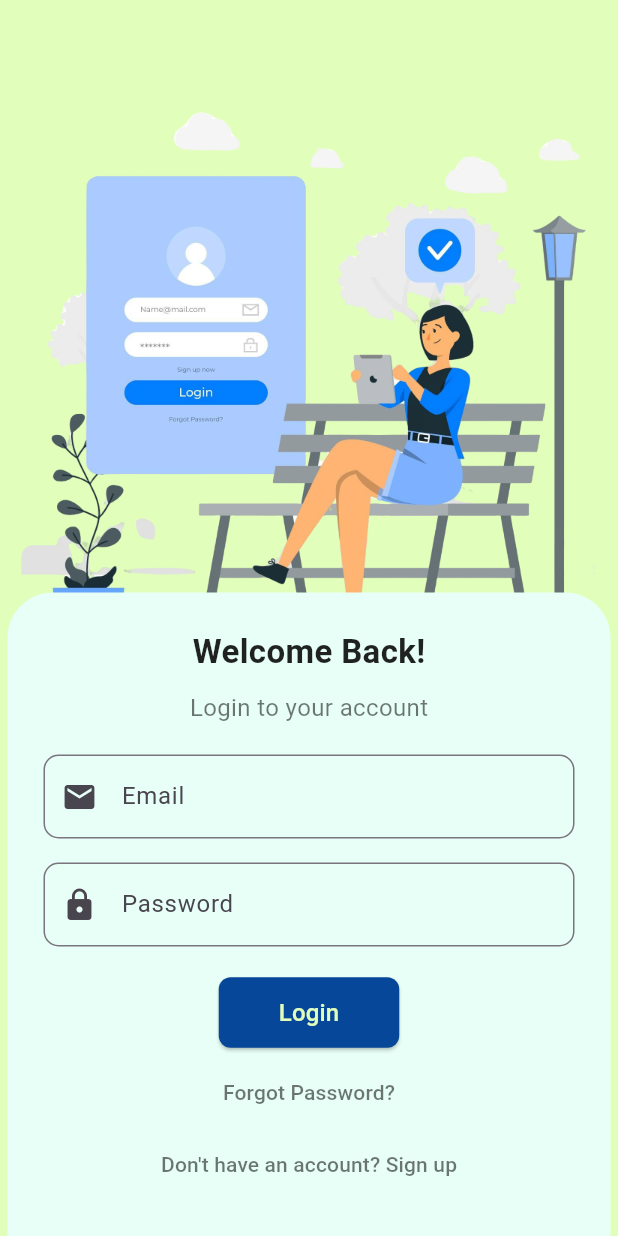
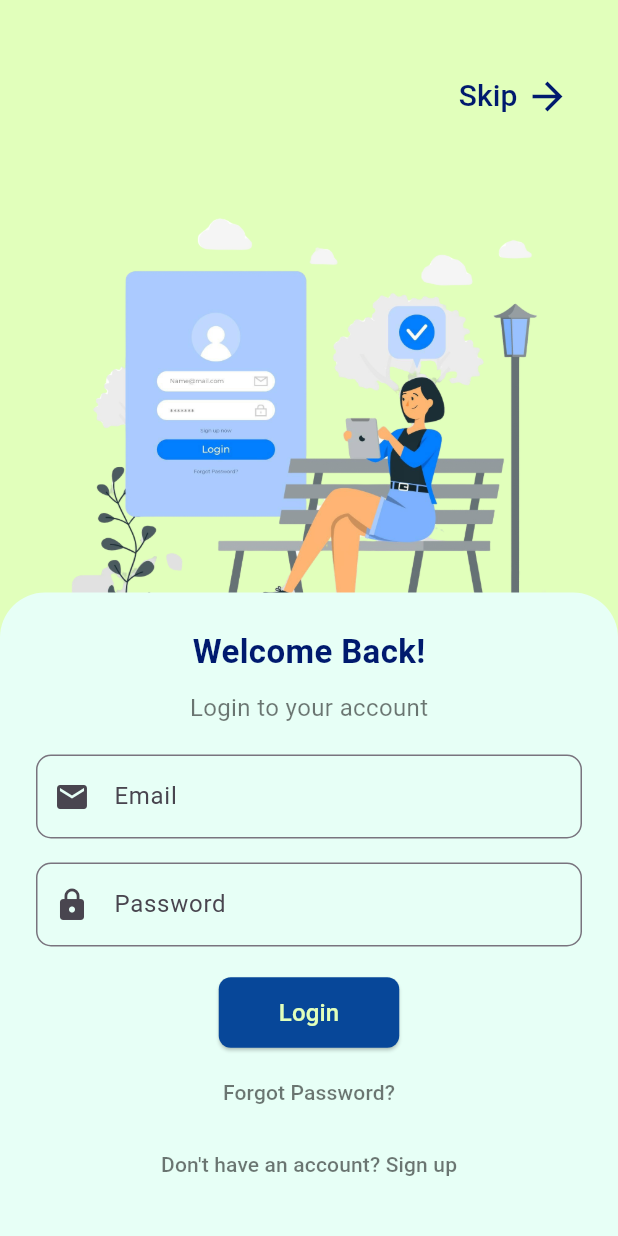
Before and after one commit to Pranavlovescode/DailyHunt-clone, a Flutter app: the Login screen opened directly, on a phone screen of 412 x 824 dp. Run offline on Flutter 3.47's test engine with Material 3 defaults, Android fonts, the phone set to English and light mode, and no system bars; our stand-ins replace permission_handler.

Commit message:
enhanced login page

```diff
--- /dev/null
+++ b/lib/home.dart
@@ -0,0 +1,10 @@
+import 'package:flutter/material.dart';
+
+class Home extends StatelessWidget {
+  const Home({super.key});
+
+  @override
+  Widget build(BuildContext context) {
+    return const Placeholder();
+  }
+}
--- a/lib/login.dart
+++ b/lib/login.dart
@@ -1,4 +1,5 @@
 import 'package:flutter/material.dart';
+import 'home.dart';
 
 class Login extends StatefulWidget {
   const Login({super.key});
@@ -10,61 +11,64 @@ class Login extends StatefulWidget {
 class _LoginState extends State<Login> {
   final TextEditingController emailController = TextEditingController();
   final TextEditingController passwordController = TextEditingController();
+
   @override
   Widget build(BuildContext context) {
     return Scaffold(
       body: Stack(
         children: [
           // Background Image
-          // Positioned.fill(
-          //   child: Image.asset(
-          //     "assets/background.png", // Make sure you have this image in assets folder
-          //     fit: BoxFit.fill,
-          //   ),
-          // ),
-          // Container(
-          //   decoration: BoxDecoration(
-          //     image: DecorationImage(
-          //       image: AssetImage("assets/background.png"),
-          //       fit: BoxFit.scaleDown,
-          //     ),
-          //   ),
-          // ),
           Align(
             alignment: Alignment.topCenter,
             child: Container(
-              height: 500, // Adjust the height as needed
+              height: 580, // Adjust the height as needed
               decoration: BoxDecoration(
                 image: DecorationImage(
                   image: AssetImage("assets/background.png"),
-                  fit: BoxFit.cover,
+                  fit: BoxFit.scaleDown,
                 ),
               ),
             ),
           ),
 
-          // Login Card at the bottom
+          // Skip Button
+          Positioned(
+            top: 40,
+            right: 20,
+            child: TextButton(
+              onPressed: () {
+                debugPrint("Skipped");
+                Navigator.push(context, MaterialPageRoute(builder: (context) {
+                  return const Home();
+                }));
+              },
+              child: Row(
+                mainAxisSize: MainAxisSize.min,
+                children: const [
+                  Text(
+                    "Skip",
+                    style: TextStyle(fontSize: 20, color: Color(0xFF001A6E)),
+                  ),
+                  SizedBox(width: 5),
+                  Icon(Icons.arrow_forward, size: 30, color: Color(0xFF001A6E)),
+                ],
+              ),
+            ),
+          ),
+
+          // Login Card
           Align(
             alignment: Alignment.bottomCenter,
-            child: Padding(
-              padding: const EdgeInsets.only(bottom: 0, left: 5, right: 5),
             child: Container(
-                decoration: BoxDecoration(
-                  color: const Color.fromARGB(255, 231, 255, 246), // Light Teal Card
-                  // color: Colors.white,
+              width: double.infinity,
+              padding: const EdgeInsets.all(24),
+              decoration: const BoxDecoration(
+                color: Color.fromARGB(255, 231, 255, 246), // Light Teal Card
                 borderRadius: BorderRadius.only(
                   topLeft: Radius.circular(30),
                   topRight: Radius.circular(30),
                 ),
-                  // boxShadow: [
-                  //   BoxShadow(
-                  //     blurRadius: 10,
-                  //     spreadRadius: 5,
-                  //   ),
-                  // ],
               ),
-                child: Padding(
-                  padding: const EdgeInsets.all(24),
               child: Column(
                 mainAxisSize: MainAxisSize.min,
                 children: [
@@ -73,16 +77,13 @@ class _LoginState extends State<Login> {
                     style: TextStyle(
                       fontSize: 22,
                       fontWeight: FontWeight.bold,
-                          color: Colors.black87,
+                      color: Color(0xFF001A6E),
                     ),
                   ),
                   const SizedBox(height: 10),
                   const Text(
                     "Login to your account",
-                        style: TextStyle(
-                          fontSize: 16,
-                          color: Colors.black54,
-                        ),
+                    style: TextStyle(fontSize: 16, color: Colors.black54),
                   ),
                   const SizedBox(height: 20),
 
@@ -159,8 +160,6 @@ class _LoginState extends State<Login> {
               ),
             ),
           ),
-            ),
-          ),
         ],
       ),
     );
```
Lines whose indentation alone changed are shown as unchanged.
